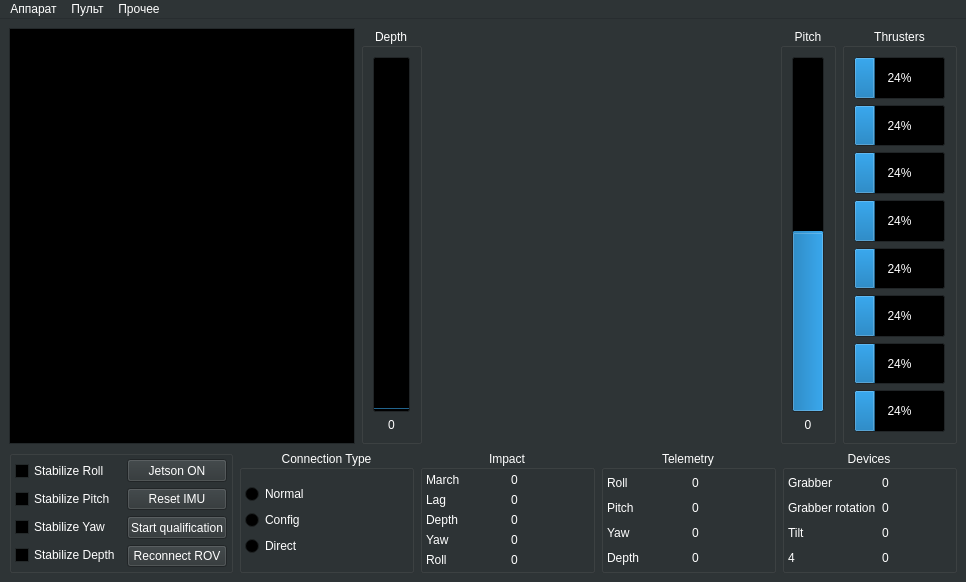
hydronautics-team/PoolsideGUI, file mainwindow.ui: the form before one commit.
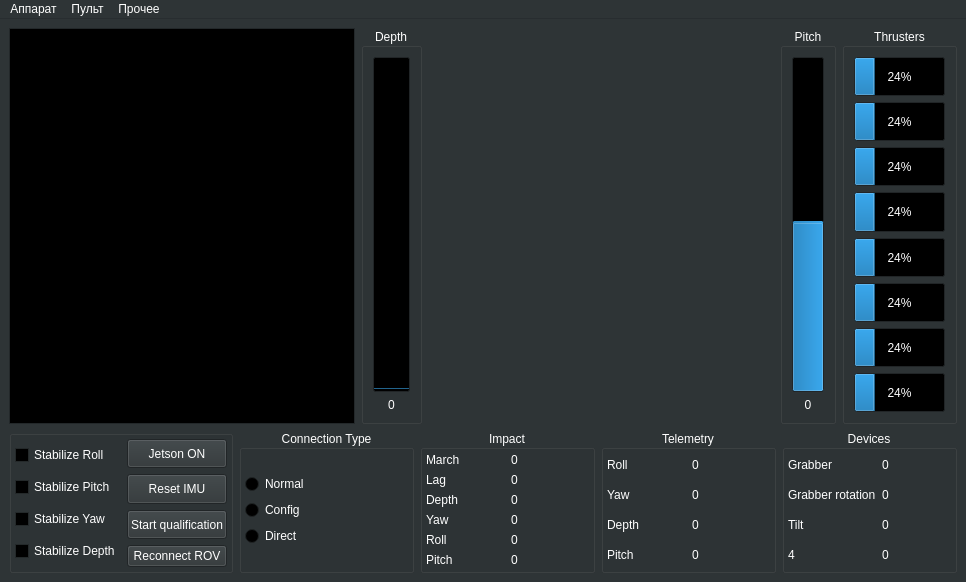
The form after the commit. Custom widgets are drawn as their Qt base class.

Patch:
```diff
--- a/mainwindow.ui
+++ b/mainwindow.ui
@@ -933,6 +933,13 @@
              </property>
             </widget>
            </item>
+           <item>
+            <widget class="QLabel" name="label_5">
+             <property name="text">
+              <string>Pitch</string>
+             </property>
+            </widget>
+           </item>
           </layout>
          </item>
          <item>
@@ -972,6 +979,13 @@
              </property>
             </widget>
            </item>
+           <item>
+            <widget class="QLabel" name="label_pitch">
+             <property name="text">
+              <string>0</string>
+             </property>
+            </widget>
+           </item>
           </layout>
          </item>
         </layout>
@@ -1007,13 +1021,6 @@
              </property>
             </widget>
            </item>
-           <item>
-            <widget class="QLabel" name="label_10">
-             <property name="text">
-              <string>Pitch</string>
-             </property>
-            </widget>
-           </item>
            <item>
             <widget class="QLabel" name="label_11">
              <property name="text">
@@ -1028,6 +1035,13 @@
              </property>
             </widget>
            </item>
+           <item>
+            <widget class="QLabel" name="label_10">
+             <property name="text">
+              <string>Pitch</string>
+             </property>
+            </widget>
+           </item>
           </layout>
          </item>
          <item>
@@ -1039,13 +1053,6 @@
              </property>
             </widget>
            </item>
-           <item>
-            <widget class="QLabel" name="sensorsPitchLabel">
-             <property name="text">
-              <string>0</string>
-             </property>
-            </widget>
-           </item>
            <item>
             <widget class="QLabel" name="sensorsYawLabel">
              <property name="text">
@@ -1060,6 +1067,13 @@
              </property>
             </widget>
            </item>
+           <item>
+            <widget class="QLabel" name="sensorsPitchLabel">
+             <property name="text">
+              <string>0</string>
+             </property>
+            </widget>
+           </item>
           </layout>
          </item>
         </layout>
```
